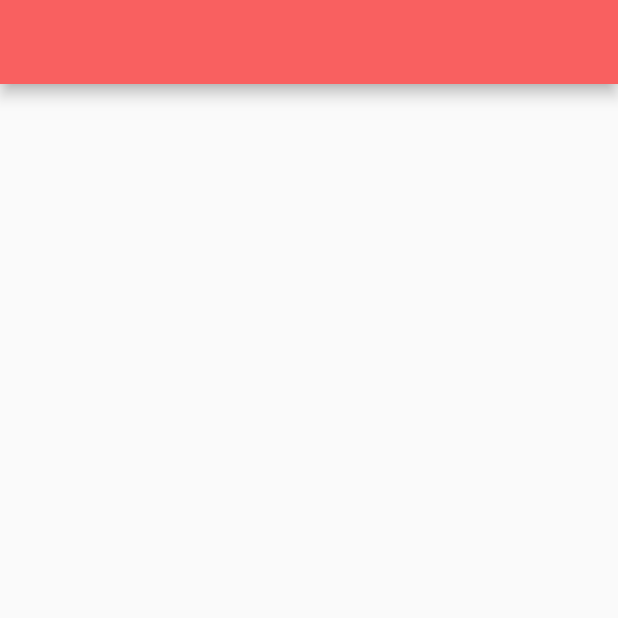
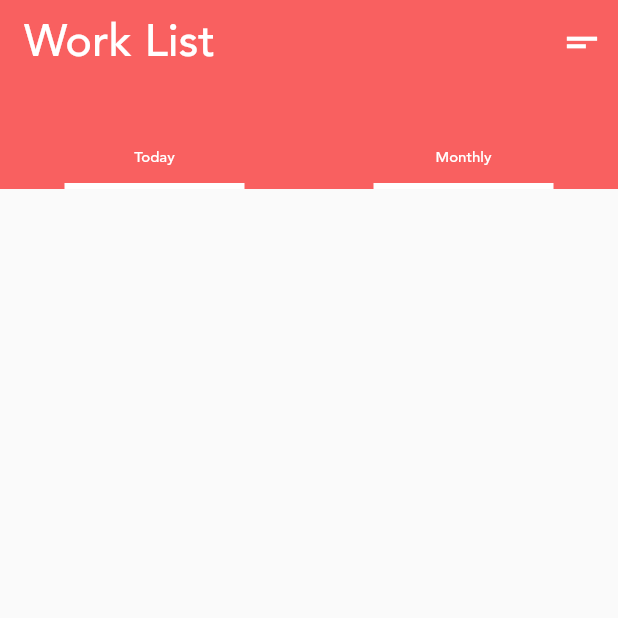
Before and after one commit to johnwanjema/flutter_todo_app, a Flutter app: the screen it shows after launch, on a phone screen of 412 x 824 dp, the top half of it. Run offline on Flutter 3.47's test engine with Material 2 defaults, Android fonts, the phone set to English and light mode, and no system bars.

Commit message:
add widgets for to shoe tasks schedule

```diff
--- a/lib/screens/HomeScreen.dart
+++ b/lib/screens/HomeScreen.dart
@@ -25,11 +25,64 @@ class _homePageState extends State<homePage> {
           Column(
             crossAxisAlignment: CrossAxisAlignment.start,
             children: <Widget>[
-                AppBar(
-                  backgroundColor: Color(0xfff96060),
-                )
+              AppBar(
+                elevation: 0,
+                title: Text(
+                  'Work List',
+                  style: TextStyle(fontSize: 30),
+                ),
+                backgroundColor: Color(0xfff96060),
+                actions: <Widget>[
+                  IconButton(
+                    icon: Icon(
+                      Icons.short_text,
+                      size: 30,
+                      color: Colors.white,
+                    ),
+                  )
+                ],
+              ),
+              Container(
+                height: 70,
+                color: Color(0xfff96060),
+                child:Row(
+                  mainAxisAlignment: MainAxisAlignment.spaceAround,
+                  children: <Widget>[
+                    Column(
+                      mainAxisAlignment: MainAxisAlignment.end,
+                      children: <Widget>[
+                        InkWell(
+                          onTap: (){},
+                          child: Text('Today',style: TextStyle(
+                              fontSize:10,
+                              color: Colors.white
+                          ),),
+                        ) ,SizedBox(height: 10,),
+                      Container(
+                        height: 4,width: 120,color: Colors.white,
+                      )
+                      ],
+                    ), Column(
+                      mainAxisAlignment: MainAxisAlignment.end,
+                      children: <Widget>[
+                        InkWell(
+                          onTap: (){},
+                          child: Text('Monthly',style: TextStyle(
+                              fontSize:10,
+                              color: Colors.white
+                          ),),
+                        ) ,SizedBox(height: 10,),
+                        Container(
+                          height: 4,width: 120,color: Colors.white,
+                        )
+                      ],
+                    )
+                  ],
+                ) ,
+              )
             ],
-          )
+          ),
+
         ],
       ),
     );
```
